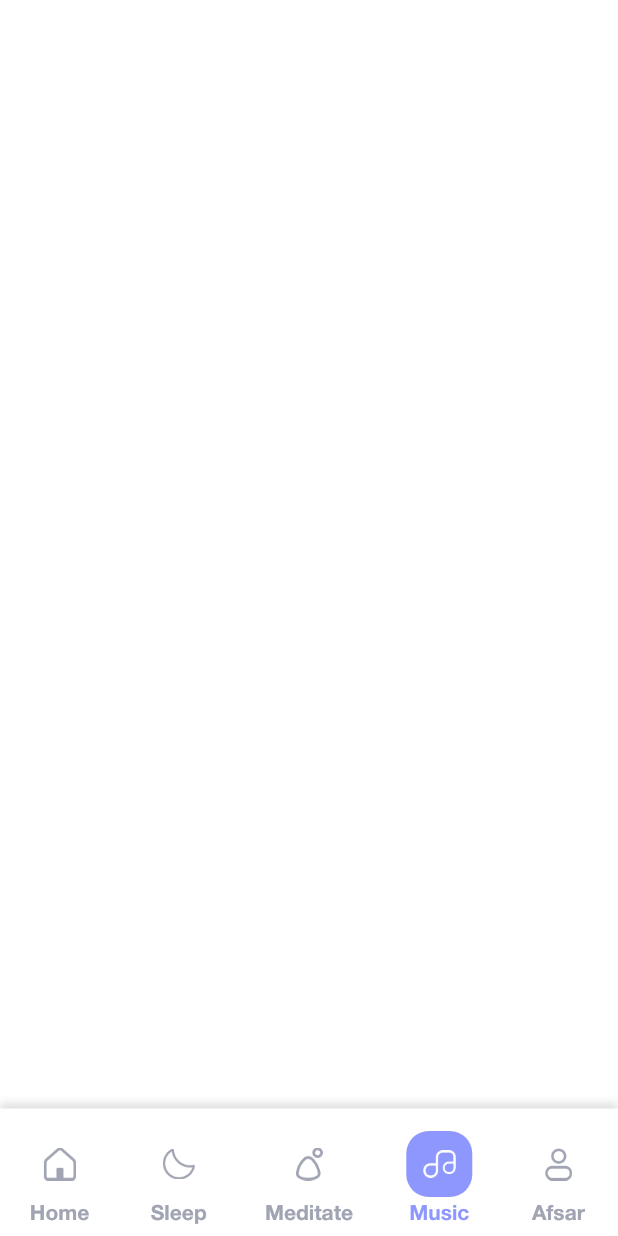
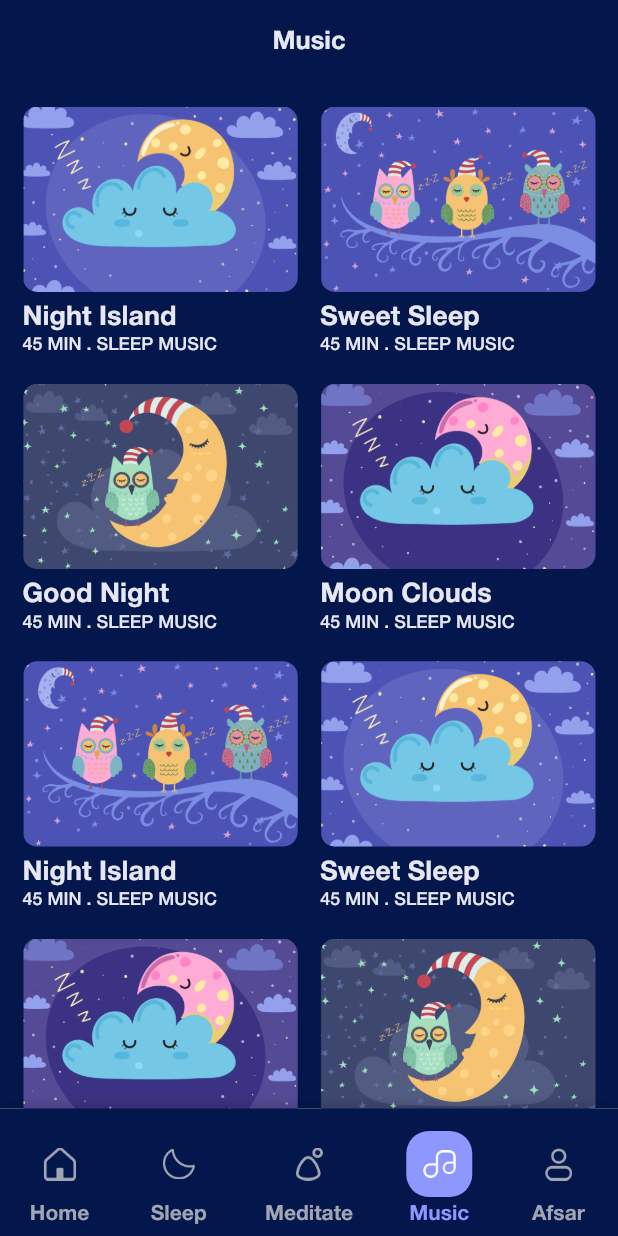
Before and after one commit to codeforany/beautiful_meditation_flutter, a Flutter app: the MainTabViewScreen screen opened directly, item 4 of the bottom bar chosen, on a phone screen of 412 x 824 dp. Run offline on Flutter 3.47's test engine with Material 3 defaults, Android fonts, the phone set to English and light mode, and no system bars.

Commit message:
music screen added

```diff
--- a/lib/common/color_extension.dart
+++ b/lib/common/color_extension.dart
@@ -4,6 +4,8 @@ class TColor {
   static Color get primary => const Color(0xff8E97FD);
   static Color get secondary => const Color(0xff3F414E);
   static Color get tertiary => const Color(0xffEBEAEC);
+  static Color get sleep => const Color(0xff03174C);
+  static Color get sleepText => const Color(0xffE6E7F2);
 
   static Color get primaryText => const Color(0xff3F414E);
   static Color get primaryTextW => const Color(0xffF6F1FB);
--- a/lib/screen/main_tabview/main_tabview_screen.dart
+++ b/lib/screen/main_tabview/main_tabview_screen.dart
@@ -1,7 +1,9 @@
 import 'package:flutter/material.dart';
+import 'package:meditation/common/color_extension.dart';
 import 'package:meditation/common_widget/tab_button.dart';
 import 'package:meditation/screen/home/home_screen.dart';
 import 'package:meditation/screen/meditate/meditate_screen.dart';
+import 'package:meditation/screen/music/music_screen.dart';
 
 class MainTabViewScreen extends StatefulWidget {
   const MainTabViewScreen({super.key});
@@ -35,16 +37,16 @@ class _MainTabViewScreenState extends State<MainTabViewScreen> with SingleTicker
         controller: controller,
         children: [
         const HomeScreen(),
-        Container(),
+        Container(color:  TColor.sleep,),
         const MeditateScreen(),
-        Container(),
+        const MusicScreen(),
         Container( color: Colors.red, )
       ]),
       bottomNavigationBar: Container(
         padding: const EdgeInsets.only(top: 15, bottom: 8),
-        decoration: const BoxDecoration(
-          color: Colors.white,
-          boxShadow: [
+        decoration:  BoxDecoration(
+          color: selectTab == 3 || selectTab == 1 ? TColor.sleep : Colors.white,
+          boxShadow: const [
             BoxShadow(color: Colors.black12, blurRadius: 4, offset: Offset(0, -4))
           ]
         ),
--- /dev/null
+++ b/lib/screen/music/music_screen.dart
@@ -0,0 +1,121 @@
+import 'package:flutter/material.dart';
+import 'package:meditation/common/color_extension.dart';
+
+class MusicScreen extends StatefulWidget {
+  const MusicScreen({super.key});
+
+  @override
+  State<MusicScreen> createState() => _MusicScreenState();
+}
+
+class _MusicScreenState extends State<MusicScreen> {
+  List listArr = [
+    {
+      "image": "assets/img/mu1.png",
+      "title": "Night Island",
+      "subtitle": "45 MIN . SLEEP MUSIC"
+    },
+    {
+      "image": "assets/img/mu2.png",
+      "title": "Sweet Sleep",
+      "subtitle": "45 MIN . SLEEP MUSIC"
+    },
+    {
+      "image": "assets/img/mu3.png",
+      "title": "Good Night",
+      "subtitle": "45 MIN . SLEEP MUSIC"
+    },
+    {
+      "image": "assets/img/mu4.png",
+      "title": "Moon Clouds",
+      "subtitle": "45 MIN . SLEEP MUSIC"
+    },
+    {
+      "image": "assets/img/mu2.png",
+      "title": "Night Island",
+      "subtitle": "45 MIN . SLEEP MUSIC"
+    },
+    {
+      "image": "assets/img/mu1.png",
+      "title": "Sweet Sleep",
+      "subtitle": "45 MIN . SLEEP MUSIC"
+    },
+    {
+      "image": "assets/img/mu4.png",
+      "title": "Good Night",
+      "subtitle": "45 MIN . SLEEP MUSIC"
+    },
+    {
+      "image": "assets/img/mu3.png",
+      "title": "Moon Clouds",
+      "subtitle": "45 MIN . SLEEP MUSIC"
+    },
+  ];
+
+  @override
+  Widget build(BuildContext context) {
+    return Scaffold(
+      backgroundColor: TColor.sleep,
+      appBar: AppBar(
+        leading: Container(),
+        centerTitle: true,
+        title: Text(
+          "Music",
+          style: TextStyle(
+            color: TColor.sleepText,
+            fontSize: 17,
+            fontWeight: FontWeight.w700,
+          ),
+        ),
+      ),
+      body: GridView.builder(
+        padding: const EdgeInsets.symmetric(vertical: 15, horizontal: 15),
+        gridDelegate: const SliverGridDelegateWithFixedCrossAxisCount(
+            crossAxisCount: 2,
+            crossAxisSpacing: 15,
+            mainAxisSpacing: 15,
+            childAspectRatio: 1.08),
+        itemBuilder: (context, index) {
+          var cObj = listArr[index];
+          return Column(
+            crossAxisAlignment: CrossAxisAlignment.start,
+            children: [
+              ClipRRect(
+                borderRadius: BorderRadius.circular(10),
+                child: Image.asset(
+                  cObj["image"],
+                  width: double.maxFinite,
+                  height: context.width * 0.3,
+                  fit: BoxFit.cover,
+                ),
+              ),
+              const SizedBox(
+                height: 8,
+              ),
+              Text(
+                cObj["title"],
+                maxLines: 1,
+                style: TextStyle(
+                    color: TColor.sleepText,
+                    fontSize: 18,
+                    fontWeight: FontWeight.w700),
+              ),
+              const SizedBox(
+                height: 4,
+              ),
+              Text(
+                cObj["subtitle"],
+                maxLines: 1,
+                style: TextStyle(
+                  color: TColor.sleepText,
+                  fontSize: 12,
+                ),
+              ),
+            ],
+          );
+        },
+        itemCount: listArr.length,
+      ),
+    );
+  }
+}
```
Also changed, not shown: assets/img/mu1.png (added), assets/img/mu2.png (added), assets/img/mu3.png (added), assets/img/mu4.png (added).
